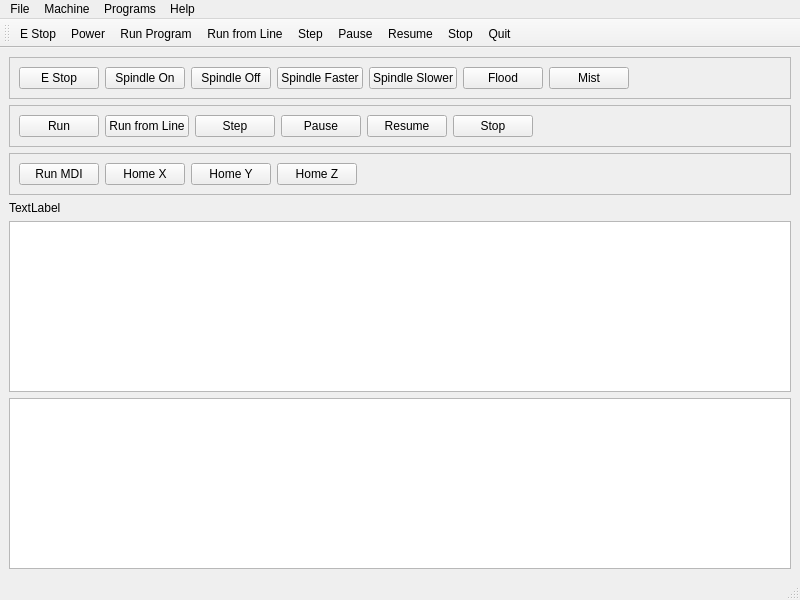
First picture: the form in examples/actions.ui, repository jethornton/flexgui, before the edit.
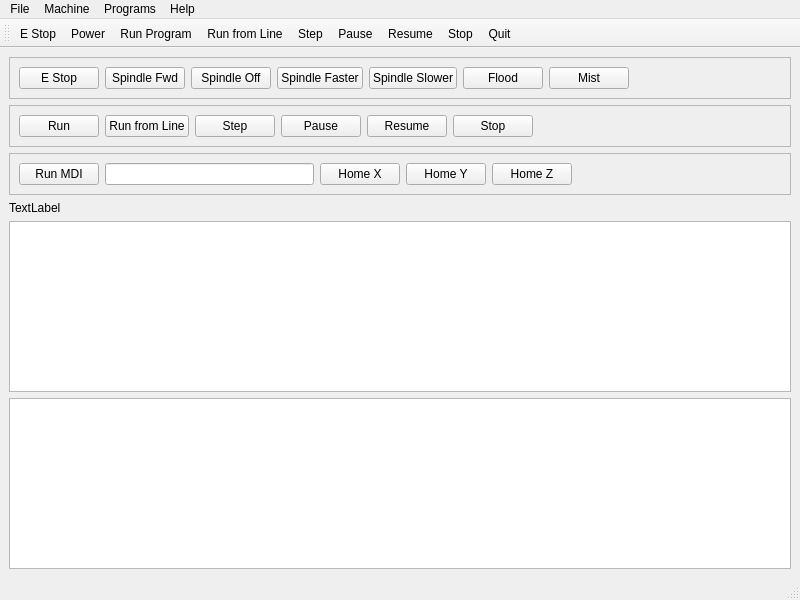
Second picture: the form after the edit.

Patch:
```diff
--- a/examples/actions.ui
+++ b/examples/actions.ui
@@ -68,7 +68,7 @@
        <item row="0" column="1">
         <widget class="QPushButton" name="start_spindle_pb">
          <property name="text">
-          <string>Spindle On</string>
+          <string>Spindle Fwd</string>
          </property>
         </widget>
        </item>
@@ -114,14 +114,28 @@
        <enum>QFrame::Raised</enum>
       </property>
       <layout class="QGridLayout" name="gridLayout_3">
-       <item row="0" column="1">
+       <item row="0" column="4">
+        <widget class="QPushButton" name="home_pb_2">
+         <property name="text">
+          <string>Home Z</string>
+         </property>
+        </widget>
+       </item>
+       <item row="0" column="3">
+        <widget class="QPushButton" name="home_pb_1">
+         <property name="text">
+          <string>Home Y</string>
+         </property>
+        </widget>
+       </item>
+       <item row="0" column="2">
         <widget class="QPushButton" name="home_pb_0">
          <property name="text">
           <string>Home X</string>
          </property>
         </widget>
        </item>
-       <item row="0" column="4">
+       <item row="0" column="5">
         <spacer name="horizontalSpacer_2">
          <property name="orientation">
           <enum>Qt::Horizontal</enum>
@@ -141,19 +155,8 @@
          </property>
         </widget>
        </item>
-       <item row="0" column="2">
-        <widget class="QPushButton" name="home_pb_1">
-         <property name="text">
-          <string>Home Y</string>
-         </property>
-        </widget>
-       </item>
-       <item row="0" column="3">
-        <widget class="QPushButton" name="home_pb_2">
-         <property name="text">
-          <string>Home Z</string>
-         </property>
-        </widget>
+       <item row="0" column="1">
+        <widget class="QLineEdit" name="mdi_command_le"/>
        </item>
       </layout>
      </widget>
```
Left out of the diff: 16 changed lines with no effect on the pictures.
